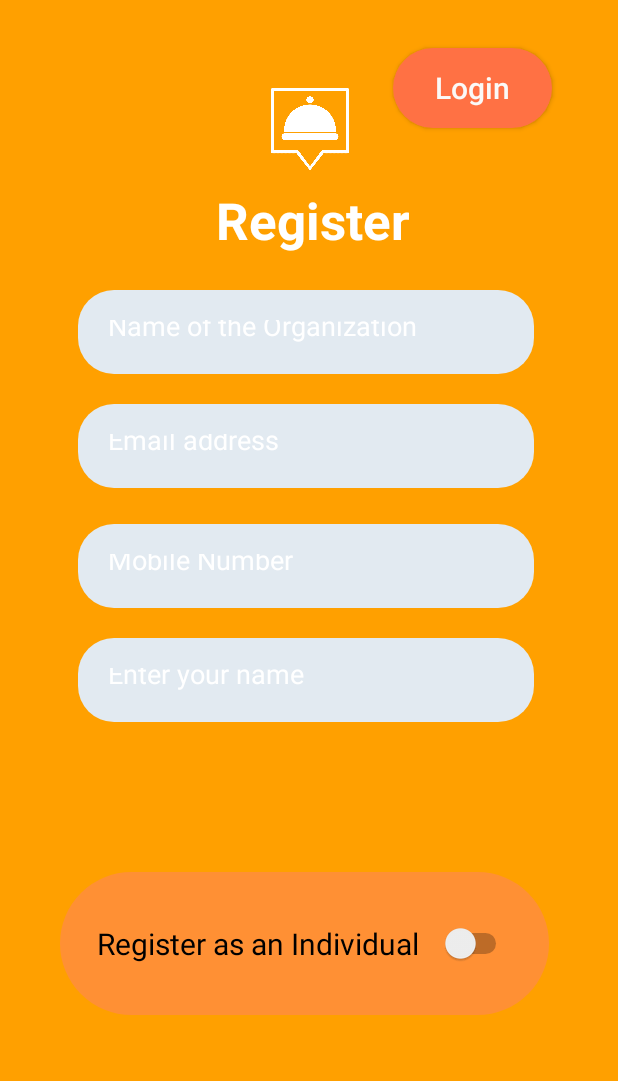
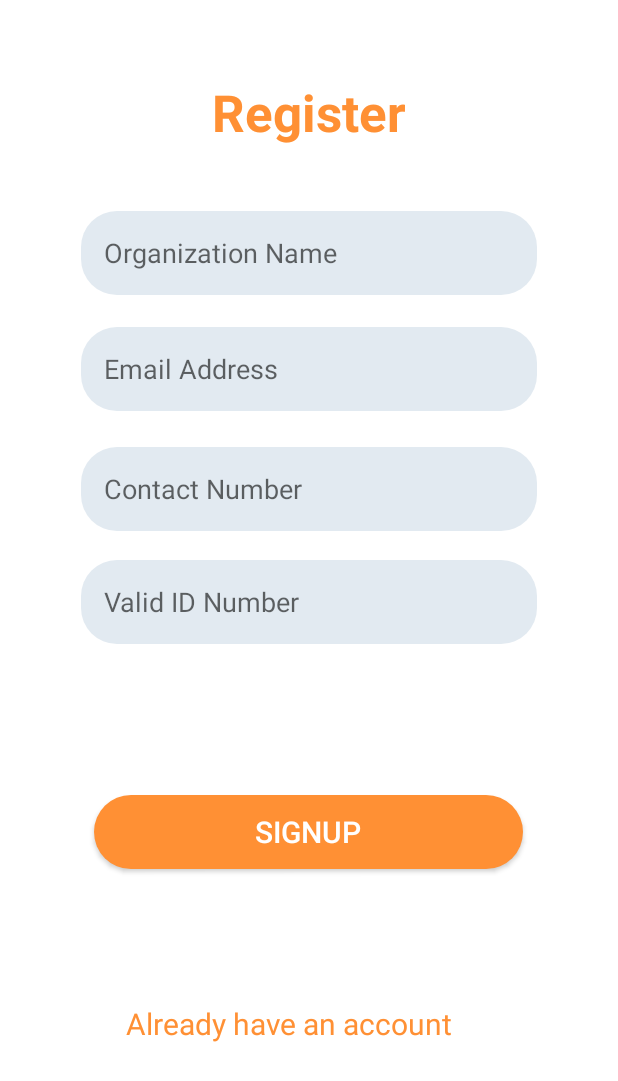
Before and after one commit to Nipun44/Meal-Mate, an Android app: the Register3 screen opened directly, with no data from a screen before it, on a phone screen of 412 x 824 dp. Shown: the top 1081 px of the screen. Run offline under Robolectric (Android 15) with nearby library versions, the phone set to English and light mode, and no system bars.

Commit message:
fixed layout errors in register layouts,  fixed theme color problem

```diff
--- a/app/src/main/AndroidManifest.xml
+++ b/app/src/main/AndroidManifest.xml
@@ -12,7 +12,9 @@
         android:theme="@style/Theme.MealMate"
         tools:targetApi="31">
         <activity
-
+            android:name=".GiveFood"
+            android:exported="false" />
+        <activity
             android:name=".TermsAndConditions"
             android:exported="false" />
         <activity
@@ -44,7 +46,6 @@
             android:exported="false" />
         <activity
             android:name=".meal_dashboard"
-
             android:exported="false" />
         <activity
             android:name=".Register"
--- a/app/src/main/res/layout/activity_reg3_org.xml
+++ b/app/src/main/res/layout/activity_reg3_org.xml
@@ -4,37 +4,23 @@
     xmlns:tools="http://schemas.android.com/tools"
     android:layout_width="match_parent"
     android:layout_height="match_parent"
-    android:background="@color/accent_text_color"
-    android:backgroundTint="@color/accent_text_color"
-    tools:context=".Register3">
-
-
-    <EditText
-        android:id="@+id/editTextTextPersonName2"
-        android:layout_width="304dp"
-        android:layout_height="56dp"
-        android:layout_marginStart="52dp"
-        android:layout_marginTop="100dp"
-        android:background="@drawable/sbutton"
-        android:ems="10"
-        android:hint="Enter your name"
-        android:inputType="textPersonName"
-        android:text="@string/reg_email"
-        android:textColor="@color/white"
-        app:layout_constraintStart_toStartOf="parent"
-        app:layout_constraintTop_toBottomOf="@+id/textView" />
+    android:background="@color/secondary"
+    android:backgroundTint="@color/white"
+    tools:context=".Register2">
 
     <TextView
         android:id="@+id/textView"
         android:layout_width="wrap_content"
         android:layout_height="wrap_content"
-        android:layout_marginStart="144dp"
-        android:layout_marginTop="124dp"
+        android:layout_marginTop="52dp"
+        android:layout_marginBottom="43dp"
         android:text="@string/Register"
         android:textAlignment="center"
-        android:textColor="@color/white"
+        android:textColor="@color/new_primary"
         android:textSize="34sp"
         android:textStyle="bold"
+        app:layout_constraintBottom_toTopOf="@+id/editTextTextPersonName"
+        app:layout_constraintEnd_toEndOf="parent"
         app:layout_constraintStart_toStartOf="parent"
         app:layout_constraintTop_toTopOf="parent" />
 
@@ -42,83 +28,103 @@
         android:id="@+id/editTextTextPersonName"
         android:layout_width="304dp"
         android:layout_height="56dp"
-        android:layout_marginStart="52dp"
+        android:layout_marginTop="43dp"
+        android:background="@drawable/sbutton"
+        android:ems="10"
+        android:hint="Organization Name"
+        android:inputType="textPersonName"
+        android:paddingTop="5dp"
+        android:paddingBottom="5dp"
+        android:paddingLeft="15dp"
+        android:paddingRight="5dp"
+        android:textColor="@color/secondary_color_btn"
+        app:layout_constraintEnd_toEndOf="parent"
+        app:layout_constraintStart_toStartOf="parent"
+        app:layout_constraintTop_toBottomOf="@+id/textView" />
+
+    <EditText
+        android:id="@+id/editTextTextPersonName2"
+        android:layout_width="304dp"
+        android:layout_height="56dp"
+        android:layout_marginTop="21dp"
+        android:background="@drawable/sbutton"
+        android:ems="10"
+        android:hint="Email Address"
+        android:paddingTop="5dp"
+        android:paddingBottom="5dp"
+        android:paddingLeft="15dp"
+        android:paddingRight="5dp"
+        android:inputType="textPersonName"
+        android:textColor="@color/secondary_color_btn"
+        app:layout_constraintEnd_toEndOf="parent"
+        app:layout_constraintStart_toStartOf="parent"
+        app:layout_constraintTop_toBottomOf="@+id/editTextTextPersonName" />
+
+    <EditText
+        android:id="@+id/editTextTextPersonName3"
+        android:layout_width="304dp"
+        android:layout_height="56dp"
         android:layout_marginTop="24dp"
         android:background="@drawable/sbutton"
         android:ems="10"
-        android:hint="@string/reg_org_name"
+        android:paddingTop="5dp"
+        android:paddingBottom="5dp"
+        android:paddingLeft="15dp"
+        android:paddingRight="5dp"
+        android:hint="Contact Number"
         android:inputType="textPersonName"
-        android:text="@string/reg_org_name"
-        android:textColor="@color/white"
+        android:textColor="@color/secondary_color_btn"
+        app:layout_constraintEnd_toEndOf="parent"
         app:layout_constraintStart_toStartOf="parent"
-        app:layout_constraintTop_toBottomOf="@+id/textView" />
+        app:layout_constraintTop_toBottomOf="@+id/editTextTextPersonName2" />
 
     <EditText
         android:id="@+id/editTextTextPersonName4"
         android:layout_width="304dp"
         android:layout_height="56dp"
-        android:layout_marginStart="52dp"
-        android:layout_marginTop="256dp"
+        android:layout_marginTop="19dp"
         android:background="@drawable/sbutton"
         android:ems="10"
-        android:hint="@string/your_name_org_reg"
+        android:paddingTop="5dp"
+        android:paddingBottom="5dp"
+        android:paddingLeft="15dp"
+        android:paddingRight="5dp"
+        android:hint="Valid ID Number"
         android:inputType="textPersonName"
-        android:text="@string/your_name_org_reg"
-        android:textColor="@color/white"
+        android:textColor="@color/secondary_color_btn"
+        app:layout_constraintEnd_toEndOf="parent"
         app:layout_constraintStart_toStartOf="parent"
-        app:layout_constraintTop_toBottomOf="@+id/textView" />
+        app:layout_constraintTop_toBottomOf="@+id/editTextTextPersonName3" />
 
-    <ImageView
-        android:id="@+id/imageView"
-        android:layout_width="133dp"
-        android:layout_height="92dp"
-        android:layout_marginStart="140dp"
-        android:layout_marginTop="32dp"
+
+    <TextView
+        android:id="@+id/textView27"
+        android:layout_width="wrap_content"
+        android:layout_height="wrap_content"
+        android:layout_marginBottom="128dp"
+        android:text="@string/reg_alreadyhave"
+        android:textColor="@color/new_primary"
+        android:textSize="20sp"
+        app:layout_constraintBottom_toBottomOf="parent"
+        app:layout_constraintEnd_toEndOf="parent"
+        app:layout_constraintHorizontal_bias="0.432"
         app:layout_constraintStart_toStartOf="parent"
-        app:layout_constraintTop_toTopOf="parent"
-        app:srcCompat="@drawable/logo_bnw" />
+        app:layout_constraintTop_toBottomOf="@+id/editTextTextPersonName4"
+        app:layout_constraintVertical_bias="1.0" />
 
     <Button
-        android:id="@+id/button8"
-        android:layout_width="106dp"
-        android:layout_height="53dp"
-        android:layout_marginTop="32dp"
-        android:layout_marginEnd="44dp"
-        android:background="@drawable/custom_button"
-        android:padding="10dp"
-        android:text="@string/reg_already_login"
-        android:textAlignment="center"
-        android:textAllCaps="false"
-        android:textColor="@color/login_input"
+        android:id="@+id/button"
+        android:layout_width="286dp"
+        android:layout_height="49dp"
+        android:background="@drawable/button"
+        android:text="@string/sign_up"
+        android:textColor="@color/white"
         android:textSize="20sp"
+        app:layout_constraintBottom_toTopOf="@+id/textView27"
         app:layout_constraintEnd_toEndOf="parent"
-        app:layout_constraintTop_toTopOf="parent" />
-
-    <EditText
-        android:id="@+id/editTextTextPersonName3"
-        android:layout_width="304dp"
-        android:layout_height="56dp"
-        android:layout_marginStart="52dp"
-        android:layout_marginTop="180dp"
-        android:background="@drawable/sbutton"
-        android:ems="10"
-        android:hint="Enter your name"
-        android:inputType="textPersonName"
-        android:text="@string/reg_phonenum"
-        android:textColor="@color/white"
+        app:layout_constraintHorizontal_bias="0.496"
         app:layout_constraintStart_toStartOf="parent"
-        app:layout_constraintTop_toBottomOf="@+id/textView" />
-
-    <Switch
-        android:id="@+id/switch2"
-        android:layout_width="326dp"
-        android:layout_height="95dp"
-        android:layout_marginStart="40dp"
-        android:layout_marginTop="100dp"
-        android:background="@drawable/button"
-        android:text="@string/reg_as_in"
-        android:textSize="20sp"
-        app:layout_constraintStart_toStartOf="parent"
-        app:layout_constraintTop_toBottomOf="@+id/editTextTextPersonName4" />
+        app:layout_constraintTop_toBottomOf="@+id/editTextTextPersonName4"
+        app:layout_constraintVertical_bias="0.53" />
 
 </androidx.constraintlayout.widget.ConstraintLayout>
--- a/app/src/main/res/values-night/themes.xml
+++ b/app/src/main/res/values-night/themes.xml
@@ -1,9 +1,9 @@
 <resources xmlns:tools="http://schemas.android.com/tools">
     <!-- Base application theme. -->
-    <style name="Theme.MealMate" parent="Theme.MaterialComponents.DayNight.DarkActionBar">
+    <style name="Theme.MealMate" parent="Theme.AppCompat.Light.NoActionBar">
         <!-- Primary brand color. -->
-        <item name="colorPrimary">@color/purple_200</item>
-        <item name="colorPrimaryVariant">@color/purple_700</item>
+        <item name="colorPrimary">@color/new_primary</item>
+        <item name="colorPrimaryVariant">@color/new_primary</item>
         <item name="colorOnPrimary">@color/black</item>
         <!-- Secondary brand color. -->
         <item name="colorSecondary">@color/teal_200</item>
--- a/app/src/main/res/values/strings.xml
+++ b/app/src/main/res/values/strings.xml
@@ -134,6 +134,7 @@
     <string name="app_name_login">Meal Mate</string>
     <string name="reg_alreadyhave">Already have an account</string>
     <string name="mealmateicon">mealMateIcon</string>
+    <string name="sign_up">SignUp</string>
 
 
 </resources>
--- a/app/src/main/res/values/themes.xml
+++ b/app/src/main/res/values/themes.xml
@@ -1,9 +1,9 @@
 <resources xmlns:tools="http://schemas.android.com/tools">
     <!-- Base application theme. -->
-    <style name="Theme.MealMate" parent="Theme.AppCompat.DayNight.NoActionBar">
+    <style name="Theme.MealMate" parent="Theme.AppCompat.Light.NoActionBar">
         <!-- Primary brand color. -->
-        <item name="colorPrimary">@color/purple_500</item>
-        <item name="colorPrimaryVariant">@color/purple_700</item>
+        <item name="colorPrimary">@color/new_primary</item>
+        <item name="colorPrimaryVariant">@color/new_primary</item>
         <item name="colorOnPrimary">@color/white</item>
         <!-- Secondary brand color. -->
         <item name="colorSecondary">@color/teal_200</item>
```
Also changed, not shown: app/src/main/res/layout/activity_register2.xml (+40 -34 lines).
